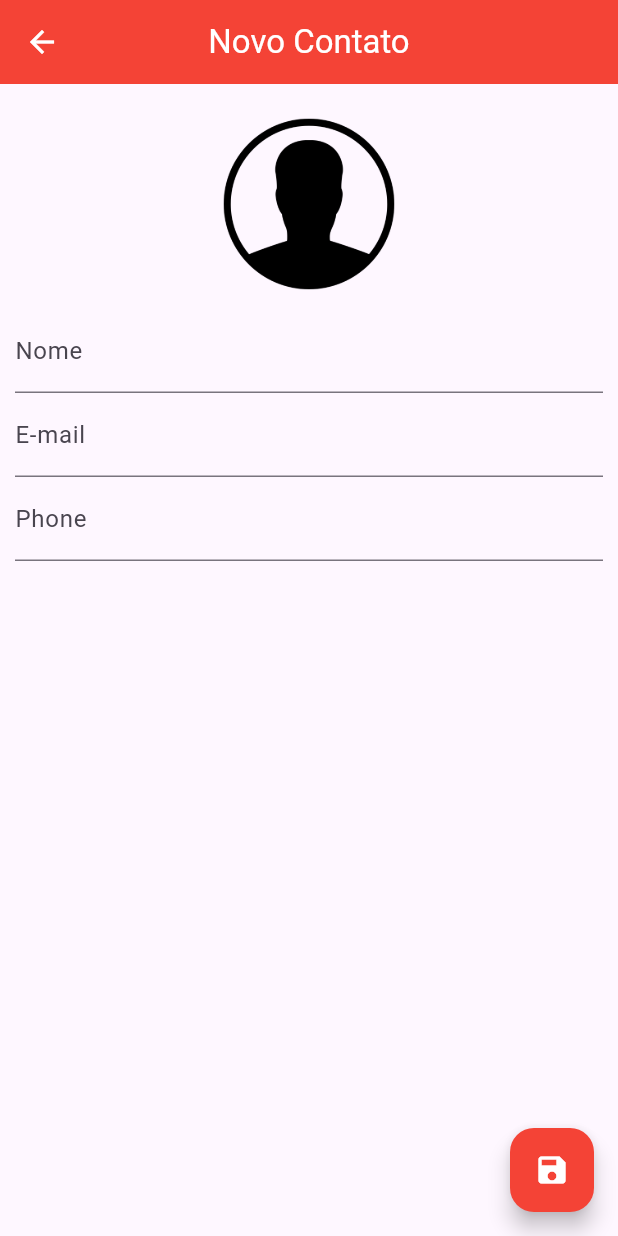
After one commit to Thiiagoac/-flutter_projects, a Flutter app: the ContactPage screen opened directly, on a phone screen of 412 x 824 dp. The commit adds this screen. Run offline on Flutter 3.47's test engine with Material 3 defaults, Android fonts, the light colour scheme and no system bars; our stand-ins replace flutter_slidable, share_plus, shared_preferences, sqflite, transparent_image; accounts and stored records are empty.

Commit message:
corrections null safety, and contact page

```diff
--- a/contact_schedule/lib/helpers/contact_helper.dart
+++ b/contact_schedule/lib/helpers/contact_helper.dart
@@ -89,10 +89,10 @@ class ContactHelper {
 
 class Contact {
   int? id;
-  late String name;
-  late String email;
-  late String phone;
-  late String img;
+  String? name;
+  String? email;
+  String? phone;
+  String? img;
 
   Contact();
 
--- a/contact_schedule/lib/main.dart
+++ b/contact_schedule/lib/main.dart
@@ -4,5 +4,6 @@ import 'package:flutter/material.dart';
 void main() {
   runApp(const MaterialApp(
     home: HomePage(),
+    debugShowCheckedModeBanner: false,
   ));
 }
--- /dev/null
+++ b/contact_schedule/lib/ui/contact_page.dart
@@ -0,0 +1,109 @@
+import 'package:flutter/cupertino.dart';
+import 'package:flutter/material.dart';
+import 'package:flutter/widgets.dart';
+import 'dart:io';
+
+import '../helpers/contact_helper.dart';
+
+class ContactPage extends StatefulWidget {
+  final Contact? contact;
+
+  const ContactPage({this.contact});
+
+  @override
+  State<ContactPage> createState() => _ContactPageState();
+}
+
+class _ContactPageState extends State<ContactPage> {
+  bool _userEdited = false;
+
+  TextEditingController _nameController = TextEditingController();
+  TextEditingController _emailController = TextEditingController();
+  TextEditingController _phoneController = TextEditingController();
+
+  late Contact _editedContact;
+
+  @override
+  void initState() {
+    super.initState();
+    if (widget.contact == null) {
+      _editedContact = Contact();
+    } else {
+      _editedContact = Contact.fromMap(widget.contact!.toMap());
+      _nameController.text = _editedContact.name!;
+      _emailController.text = _editedContact.email!;
+      _phoneController.text = _editedContact.phone!;
+    }
+
+
+  }
+
+  @override
+  Widget build(BuildContext context) {
+    return Scaffold(
+      appBar: AppBar(
+        backgroundColor: Colors.red,
+        title: Text(_editedContact.name ?? "Novo Contato"),
+        foregroundColor: Colors.white,
+        centerTitle: true,
+      ),
+      floatingActionButton: FloatingActionButton(
+        onPressed: () {},
+        backgroundColor: Colors.red,
+        child: const Icon(
+          Icons.save,
+          color: Colors.white,
+        ),
+      ),
+      body: SingleChildScrollView(
+        padding: const EdgeInsets.all(10),
+        child: Column(
+          children: [
+            GestureDetector(
+              child: Container(
+                width: 140,
+                height: 140,
+                decoration: BoxDecoration(
+                  shape: BoxShape.circle,
+                  image: DecorationImage(
+                    image: _editedContact.img != null
+                        ? FileImage(File(_editedContact.img!)) as ImageProvider
+                        : const AssetImage('images/person.png'),
+                  ),
+                ),
+              ),
+            ),
+            TextField(
+              decoration: const InputDecoration(labelText: 'Nome'),
+              controller: _nameController,
+              onChanged: (text) {
+                _userEdited = true;
+                setState(() {
+                  _editedContact.name = text;
+                });
+              },
+            ),
+            TextField(
+              decoration: const InputDecoration(labelText: 'E-mail'),
+              controller: _emailController,
+              keyboardType: TextInputType.emailAddress,
+              onChanged: (text) {
+                _userEdited = true;
+                _editedContact.email = text;
+              },
+            ),
+            TextField(
+              decoration: const InputDecoration(labelText: 'Phone'),
+              controller: _phoneController,
+              keyboardType: TextInputType.phone,
+              onChanged: (text) {
+                _userEdited = true;
+                _editedContact.phone = text;
+              },
+            ),
+          ],
+        ),
+      ),
+    );
+  }
+}
--- a/contact_schedule/pubspec.yaml
+++ b/contact_schedule/pubspec.yaml
@@ -65,7 +65,8 @@ flutter:
   # assets:
   #   - images/a_dot_burr.jpeg
   #   - images/a_dot_ham.jpeg
-
+  assets:
+    - images/person.png
   # An image asset can refer to one or more resolution-specific "variants", see
   # https://flutter.dev/assets-and-images/#resolution-aware
 
```
Also changed, not shown: contact_schedule/lib/ui/home_page.dart (+83 -10 lines), contact_schedule/images/person.png (added).
